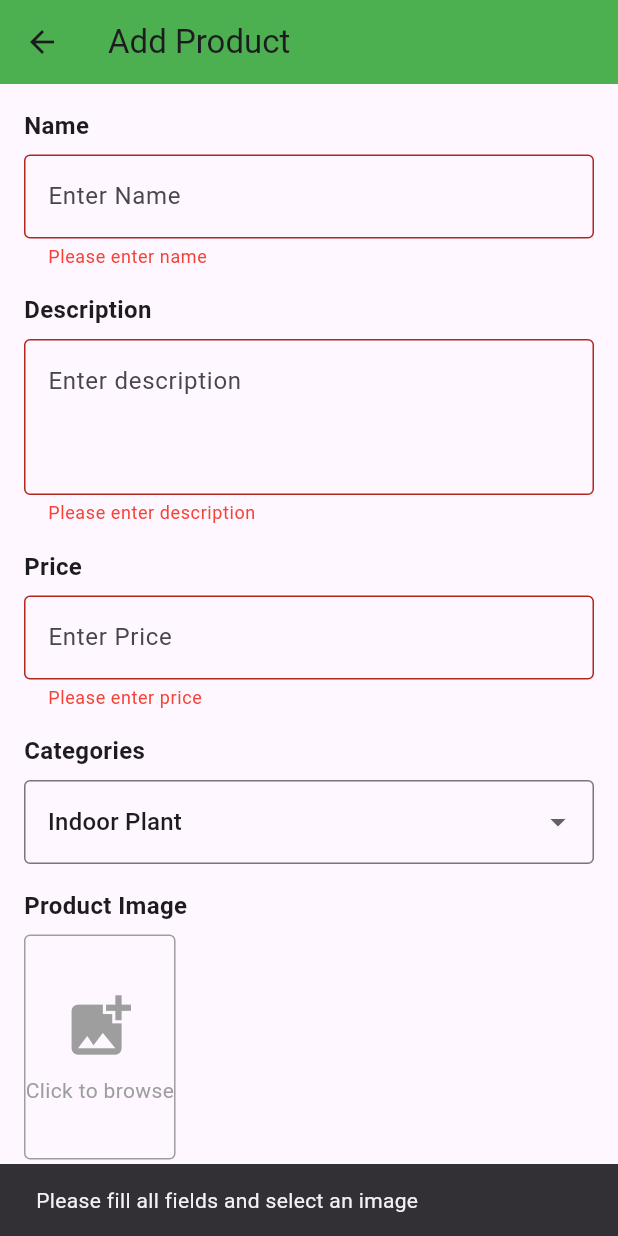
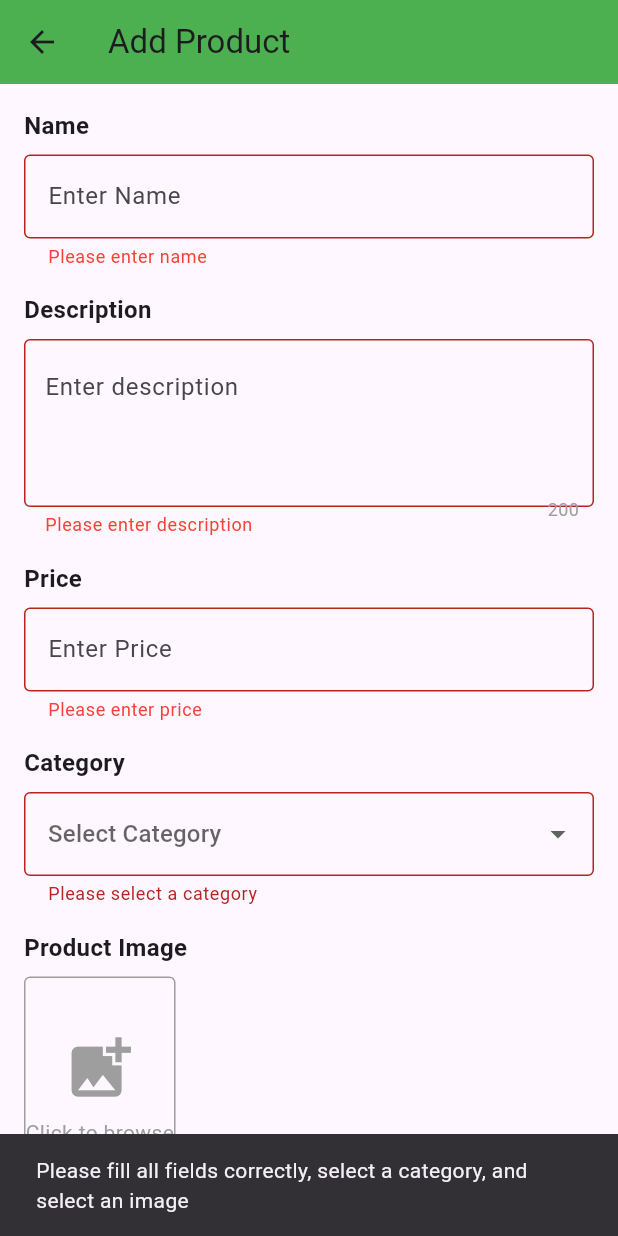
Before and after one commit to thekurup/Epoch-Flora, a Flutter app: the AddProduct screen opened directly, after a tap on "Save", on a phone screen of 412 x 824 dp. Run offline on Flutter 3.47's test engine with Material 3 defaults, Android fonts, the phone set to English and light mode, and no system bars; our stand-ins replace email_validator, google_fonts, hive, hive_flutter, image_picker, shared_preferences; accounts and stored records are empty.

Commit message:
first commit

```diff
--- a/lib/Screens/admin/addproduct.dart
+++ b/lib/Screens/admin/addproduct.dart
@@ -1,4 +1,5 @@
 import 'package:flutter/material.dart';
+import 'package:flutter/services.dart';
 import 'package:image_picker/image_picker.dart';
 import 'dart:io';
 import 'package:path_provider/path_provider.dart';
@@ -18,7 +19,7 @@ class _AddProductState extends State<AddProduct> {
   final _descriptionController = TextEditingController();
   final _priceController = TextEditingController();
 
-  String _selectedCategory = 'Indoor Plant';
+  String? _selectedCategory;
   File? _image;
 
   final ImagePicker _picker = ImagePicker();
@@ -26,6 +27,29 @@ class _AddProductState extends State<AddProduct> {
   List<String> _categories = ['Indoor Plant', 'Outdoor Plant', 'Flowering Plant'];
 
   bool _formSubmitted = false;
+  int _descriptionCharCount = 0;
+  final int _maxCharCount = 200;
+
+  @override
+  void initState() {
+    super.initState();
+    _descriptionController.addListener(_updateDescriptionCharCount);
+  }
+
+  @override
+  void dispose() {
+    _descriptionController.removeListener(_updateDescriptionCharCount);
+    _nameController.dispose();
+    _descriptionController.dispose();
+    _priceController.dispose();
+    super.dispose();
+  }
+
+  void _updateDescriptionCharCount() {
+    setState(() {
+      _descriptionCharCount = _descriptionController.text.length;
+    });
+  }
 
   Future<void> _pickImage() async {
     try {
@@ -59,7 +83,7 @@ class _AddProductState extends State<AddProduct> {
             children: [
               _buildTextField('Name', _nameController, 'Enter Name'),
               SizedBox(height: 16),
-              _buildTextField('Description', _descriptionController, 'Enter description', maxLines: 3),
+              _buildDescriptionField(),
               SizedBox(height: 16),
               _buildTextField('Price', _priceController, 'Enter Price'),
               SizedBox(height: 16),
@@ -93,11 +117,69 @@ class _AddProductState extends State<AddProduct> {
             if (_formSubmitted && (value == null || value.isEmpty)) {
               return 'Please enter ${label.toLowerCase()}';
             }
-            if (label == 'Price' && double.tryParse(value!) == null) {
-              return 'Please enter a valid number';
+            if (label == 'Name') {
+              if (!RegExp(r'^[a-zA-Z\s]+$').hasMatch(value!)) {
+                return 'Product name should only contain characters';
+              }
+              // Changed validation: now checks for at least 3 characters
+              if (value.trim().length < 3) {
+                return 'Product name must contain at least 3 characters';
+              }
+            }
+            if (label == 'Price') {
+              if (double.tryParse(value!) == null) {
+                return 'Please enter a valid number';
+              }
+              if (double.parse(value) <= 0) {
+                return 'Price must be greater than 0';
+              }
             }
             return null;
           },
+        ),
+      ],
+    );
+  }
+
+  Widget _buildDescriptionField() {
+    return Column(
+      crossAxisAlignment: CrossAxisAlignment.start,
+      children: [
+        Text('Description', style: TextStyle(fontSize: 16, fontWeight: FontWeight.bold)),
+        SizedBox(height: 8),
+        Stack(
+          children: [
+            TextFormField(
+              controller: _descriptionController,
+              decoration: InputDecoration(
+                hintText: 'Enter description',
+                border: OutlineInputBorder(),
+                errorStyle: TextStyle(color: Colors.red),
+                contentPadding: EdgeInsets.fromLTRB(10, 10, 10, 30),
+              ),
+              maxLines: 3,
+              validator: (value) {
+                if (_formSubmitted && (value == null || value.isEmpty)) {
+                  return 'Please enter description';
+                }
+                return null;
+              },
+              inputFormatters: [
+                LengthLimitingTextInputFormatter(_maxCharCount),
+              ],
+            ),
+            Positioned(
+              right: 10,
+              bottom: 10,
+              child: Text(
+                '${_maxCharCount - _descriptionCharCount}',
+                style: TextStyle(
+                  fontSize: 12,
+                  color: (_maxCharCount - _descriptionCharCount) < 50 ? Colors.red : Colors.grey,
+                ),
+              ),
+            ),
+          ],
         ),
       ],
     );
@@ -107,10 +189,11 @@ class _AddProductState extends State<AddProduct> {
     return Column(
       crossAxisAlignment: CrossAxisAlignment.start,
       children: [
-        Text('Categories', style: TextStyle(fontSize: 16, fontWeight: FontWeight.bold)),
+        Text('Category', style: TextStyle(fontSize: 16, fontWeight: FontWeight.bold)),
         SizedBox(height: 8),
         DropdownButtonFormField<String>(
           value: _selectedCategory,
+          hint: Text('Select Category'),
           items: _categories.map((String category) {
             return DropdownMenuItem<String>(
               value: category,
@@ -119,12 +202,18 @@ class _AddProductState extends State<AddProduct> {
           }).toList(),
           onChanged: (String? newValue) {
             setState(() {
-              _selectedCategory = newValue!;
+              _selectedCategory = newValue;
             });
           },
           decoration: InputDecoration(
             border: OutlineInputBorder(),
           ),
+          validator: (value) {
+            if (_formSubmitted && value == null) {
+              return 'Please select a category';
+            }
+            return null;
+          },
         ),
       ],
     );
@@ -191,7 +280,7 @@ class _AddProductState extends State<AddProduct> {
       _saveProduct();
     } else {
       ScaffoldMessenger.of(context).showSnackBar(
-        SnackBar(content: Text('Please fill all fields and select an image')),
+        SnackBar(content: Text('Please fill all fields correctly, select a category, and select an image')),
       );
     }
   }
@@ -210,7 +299,7 @@ class _AddProductState extends State<AddProduct> {
         _nameController.text,
         _descriptionController.text,
         double.parse(_priceController.text),
-        _selectedCategory,
+        _selectedCategory!,
         imagePath ?? '',
       );
 
```
